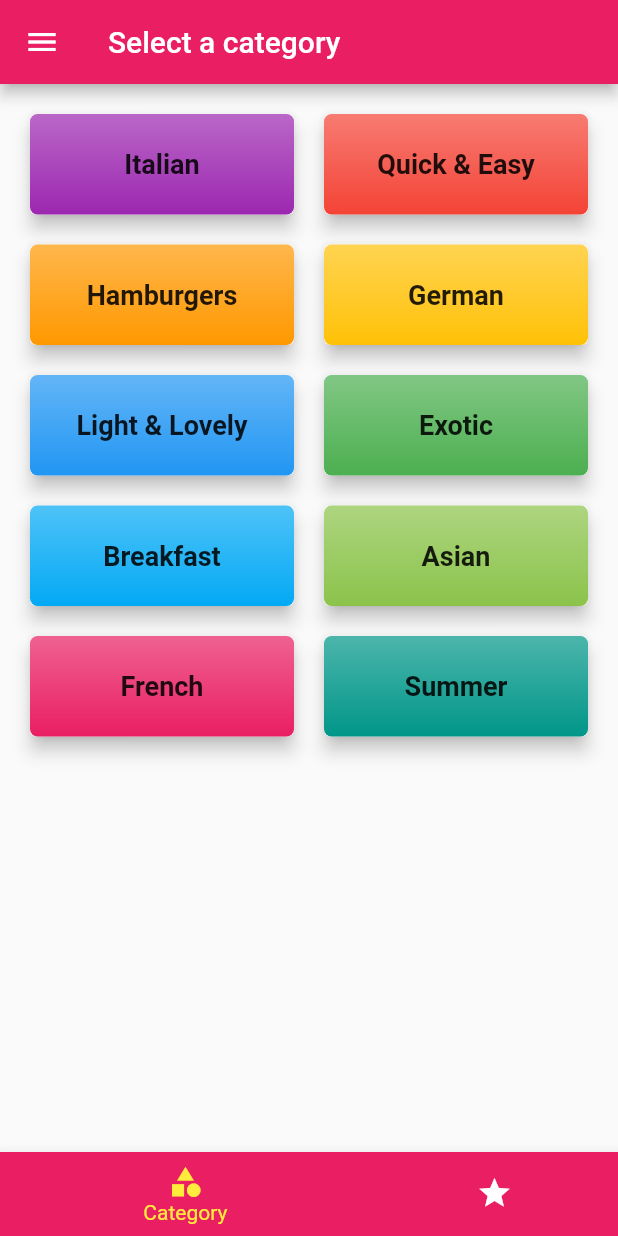
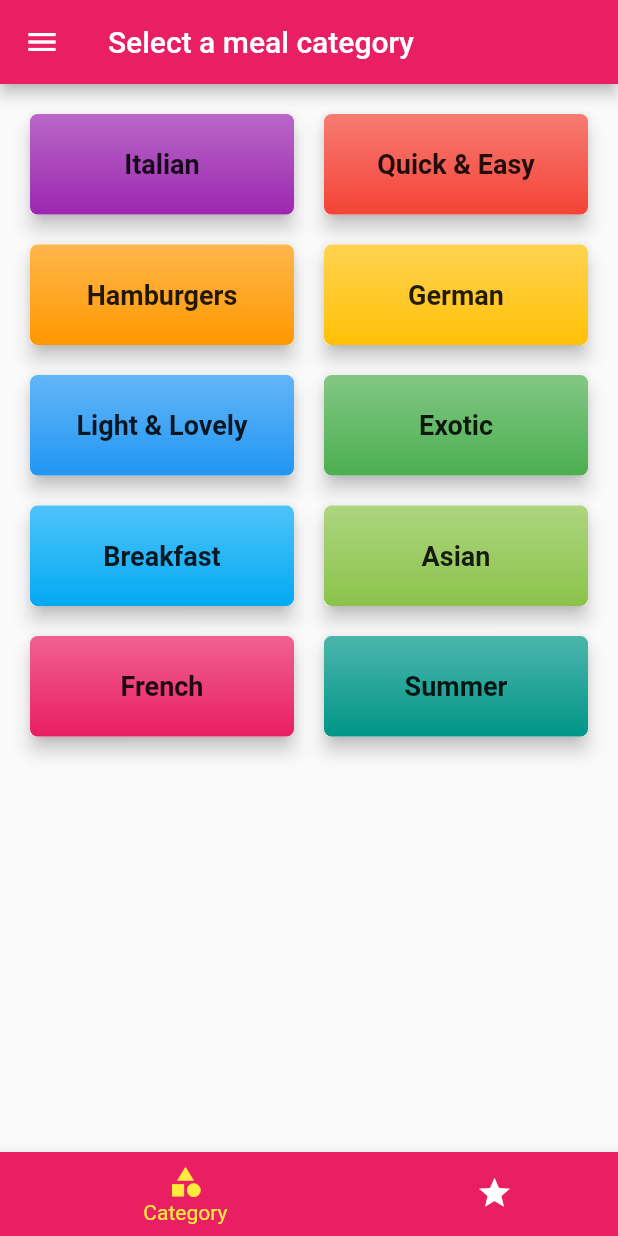
Before and after one commit to mydigita/flutter-recipe-app, a Flutter app: the screen it shows after launch, on a phone screen of 412 x 824 dp. Run offline on Flutter 3.47's test engine with Material 2 defaults, Android fonts, the phone set to English and light mode, and no system bars.

Commit message:
added app screenshots

```diff
--- a/lib/screens/tabs_screen.dart
+++ b/lib/screens/tabs_screen.dart
@@ -21,7 +21,7 @@ class _TabScreenState extends State<TabScreen> {
     _pages = [
       {
         'page': const CategoriesScreen(),
-        'title': 'Select a category',
+        'title': 'Select a meal category',
       },
       {
         'page': FavoriteScreen(favoriteMeals: widget.favoriteMeals),
```
Also changed, not shown: assets/images/category_screen.jpg (added), assets/images/favorite_screen.jpg (added), assets/images/filter_screen.jpg (added), assets/images/meal_detail_screen.jpg (added), assets/images/meal_screen.jpg (added), assets/images/sidebar_menu_screen.jpg (added), 1 other file.
